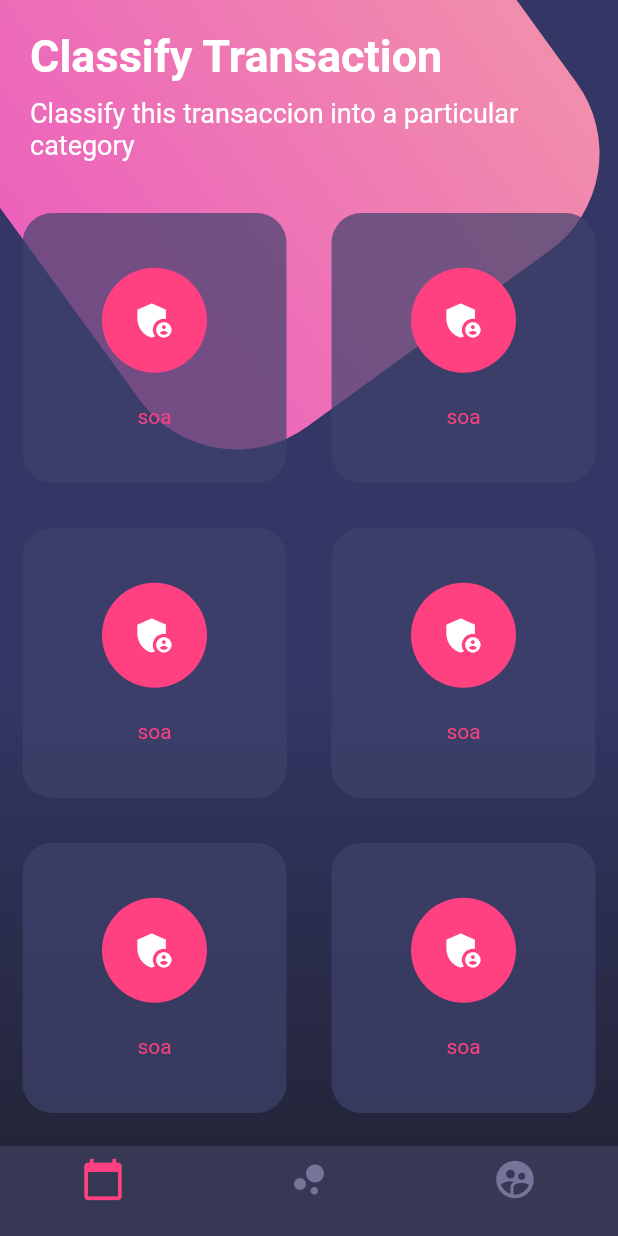
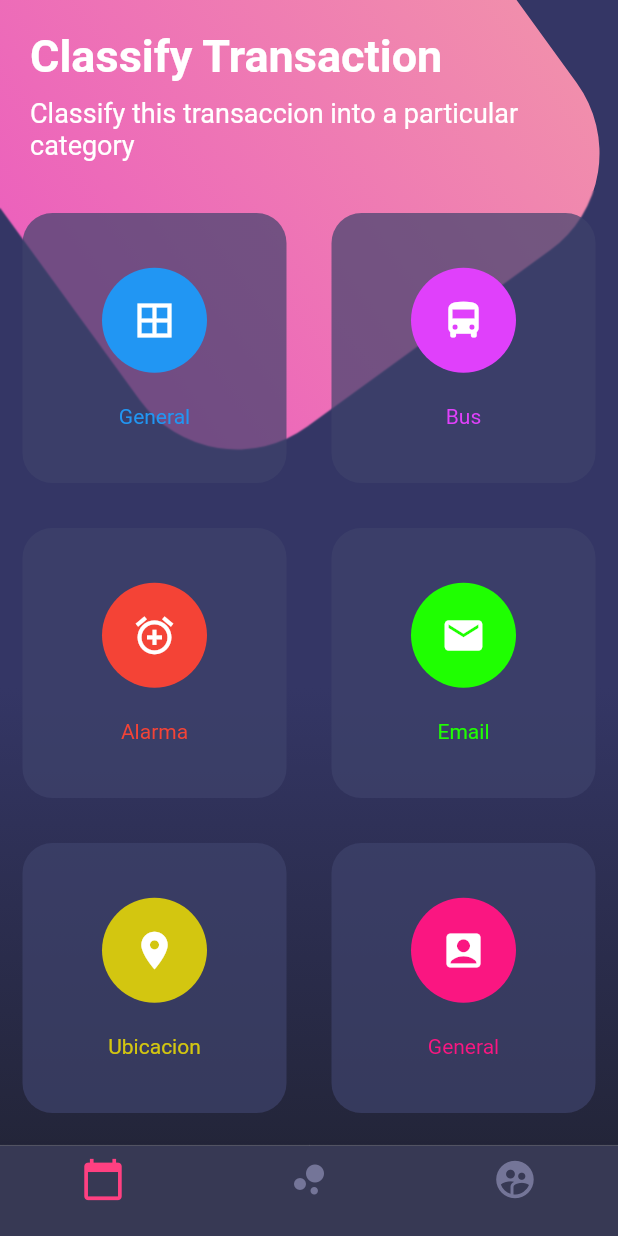
Before and after one commit to JosAnye166/disenoss, a Flutter app: the screen it shows after launch, on a phone screen of 412 x 824 dp. Run offline on Flutter 3.47's test engine with Material 2 defaults, Android fonts, the phone set to English and light mode, and no system bars.

Commit message:
commit final -correccion de errores

```diff
--- a/lib/src/pages/basico_page.dart
+++ b/lib/src/pages/basico_page.dart
@@ -37,8 +37,7 @@ final estiloSubTitulo = TextStyle(fontSize: 20.0, color: Colors.grey);
 
     return Container(
       width: double.infinity,
-      child: Image(
-              image: NetworkImage('https://cdn.pixabay.com/photo/2016/08/09/21/54/lake-1581879__340.jpg'),
+      child: Image(image: AssetImage('assets/imagen_1.webp'),
               height: 200.0,
               fit: BoxFit.cover,
 
--- a/lib/src/pages/botones_page.dart
+++ b/lib/src/pages/botones_page.dart
@@ -1,4 +1,5 @@
 import 'dart:math';
+import 'dart:ui';
 
 import 'package:flutter/material.dart';
 
@@ -136,29 +137,29 @@ Widget _titulos(){
     children: [
       TableRow(
         children: [
-          _crearBotonRedondeado(),
-          _crearBotonRedondeado(),
+          _crearBotonRedondeado(Colors.blue, Icons.border_all, 'General'),
+          _crearBotonRedondeado(Colors.purpleAccent, Icons.directions_bus, 'Bus'),
         ],
       ),
 
        TableRow(
         children: [
-          _crearBotonRedondeado(),
-          _crearBotonRedondeado(),
+          _crearBotonRedondeado(Colors.red, Icons.alarm_add, 'Alarma'),
+          _crearBotonRedondeado(Color.fromARGB(255, 31, 255, 1), Icons.mail, 'Email'),
         ]
       ),
 
        TableRow(
         children: [
-          _crearBotonRedondeado(),
-          _crearBotonRedondeado(),
+          _crearBotonRedondeado(Color.fromARGB(255, 211, 198, 16), Icons.location_on, 'Ubicacion'),
+          _crearBotonRedondeado(Color.fromARGB(255, 250, 22, 129), Icons.account_box_rounded, 'General'),
         ]
       ),
 
        TableRow(
         children: [
-          _crearBotonRedondeado(),
-          _crearBotonRedondeado(),
+          _crearBotonRedondeado(Color.fromARGB(255, 18, 238, 172), Icons.add_call, 'Llmadas'),
+          _crearBotonRedondeado(Color.fromARGB(255, 255, 103, 1), Icons.add_to_drive_sharp, 'Driver'),
         ]
       )
 
@@ -167,9 +168,13 @@ Widget _titulos(){
 
 }
 
-Widget _crearBotonRedondeado(){
+Widget _crearBotonRedondeado( Color color, IconData icono, String texto){
 
-  return Container(
+
+  return ClipRect(
+    child: BackdropFilter(
+    filter: ImageFilter.blur( sigmaX: 0.50, sigmaY: 0.50),
+    child: Container(
       height: 180.0,
       margin: EdgeInsets.all(15.0),
       decoration: BoxDecoration(
@@ -181,16 +186,17 @@ Widget _crearBotonRedondeado(){
         mainAxisAlignment: MainAxisAlignment.spaceAround,
         children: <Widget> [
           SizedBox(height: 5.0,),
-
           CircleAvatar(
-          backgroundColor: Colors.pinkAccent,
+            backgroundColor: color,
             radius: 35.0,
-          child: Icon(Icons.admin_panel_settings, color: Colors.white, size: 30.0,),
+            child: Icon( icono, color: Colors.white, size: 30.0,),
           ),
-        Text('soa', style: TextStyle(color: Colors.pinkAccent)),
+          Text( texto, style: TextStyle(color: color)),
           SizedBox(height: 5.0,)
         ],
       ),
+    ),
+    )
   );
 }
 
```
Lines whose indentation alone changed are shown as unchanged.
